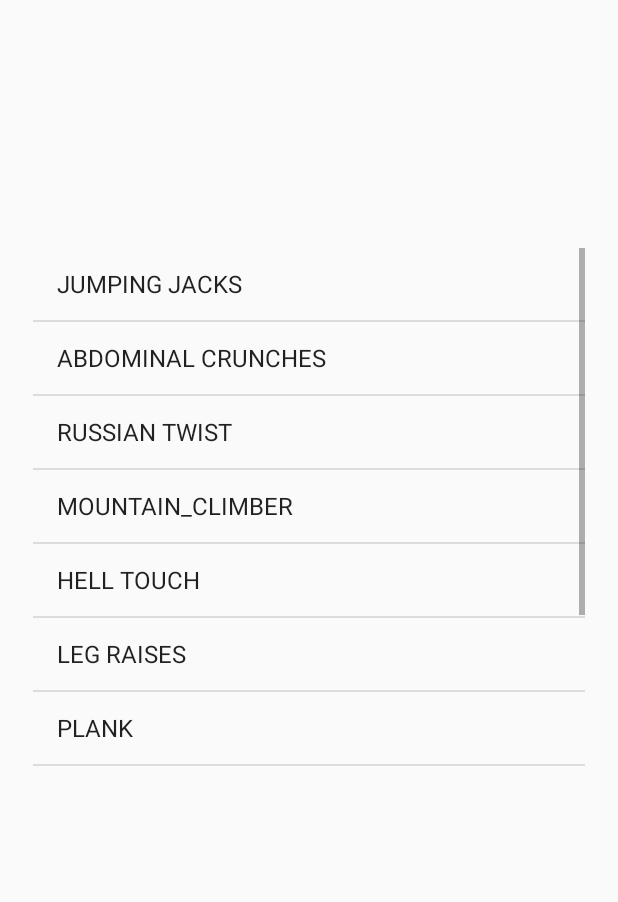
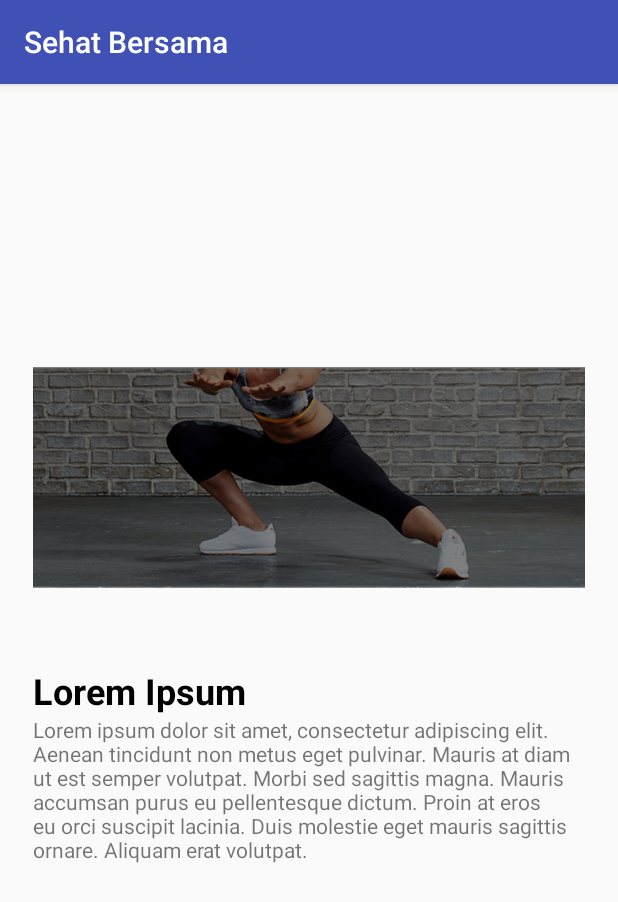
Before and after one commit to wyuuta/android-sehat-bersama, an Android app: the CourseActivity screen opened directly, with no data from a screen before it, after a tap on "JUMPING JACKS", on a phone screen of 412 x 824 dp. Shown: the top 902 px of the screen. Run offline under Robolectric (Android 15) with nearby library versions, the phone set to English and light mode, and no system bars.

Commit message:
Connect CourseActivity with CourseDetailActivity

```diff
--- a/app/build.gradle
+++ b/app/build.gradle
@@ -24,7 +24,7 @@ android {
 
 dependencies {
     implementation fileTree(dir: 'libs', include: ['*.jar'])
-    implementation"org.jetbrains.kotlin:kotlin-stdlib-jre7:$kotlin_version"
+    implementation "org.jetbrains.kotlin:kotlin-stdlib-jre7:$kotlin_version"
     implementation 'com.android.support:appcompat-v7:26.1.0'
     implementation 'com.android.support.constraint:constraint-layout:1.1.0'
     implementation 'com.android.support:support-annotations:27.1.1'
--- a/app/src/main/AndroidManifest.xml
+++ b/app/src/main/AndroidManifest.xml
@@ -16,7 +16,8 @@
                 <category android:name="android.intent.category.LAUNCHER" />
             </intent-filter>
         </activity>
-        <activity android:name=".CourseActivity"></activity>
+        <activity android:name=".CourseActivity" />
+        <activity android:name=".CourseDetailActivity"></activity>
     </application>
 
 </manifest>
--- a/app/src/main/java/com/example/yuuta/sehatbersama/CourseActivity.kt
+++ b/app/src/main/java/com/example/yuuta/sehatbersama/CourseActivity.kt
@@ -1,7 +1,10 @@
 package com.example.yuuta.sehatbersama
 
 import android.app.ListActivity
+import android.content.Intent
 import android.os.Bundle
+import android.view.View
+import android.widget.AdapterView
 import android.widget.ArrayAdapter
 import android.widget.Toast
 
@@ -18,6 +21,9 @@ class CourseActivity : ListActivity() {
         val moves = arrayOf("JUMPING JACKS", "ABDOMINAL CRUNCHES", "RUSSIAN TWIST", "MOUNTAIN_CLIMBER", "HELL TOUCH", "LEG RAISES", "PLANK", "COBRA STRETCH", "SPINE LUMBAR TWIST STRETCH LEFT", "SPINE LUMBAR TWIST STRETCH RIGHT")
         val adapter: ArrayAdapter<String> = ArrayAdapter<String>(listView.context, android.R.layout.simple_list_item_1, moves)
         listView.adapter = adapter
+        listView.onItemClickListener = AdapterView.OnItemClickListener { adapterView, view, i, l ->
+            courseDetailPage(view)
+        }
     }
 
     private fun setData() {
@@ -25,4 +31,9 @@ class CourseActivity : ListActivity() {
         val myToast = Toast.makeText(this, courseId.toString(), Toast.LENGTH_SHORT)
         myToast.show()
     }
+
+    fun courseDetailPage(view: View) {
+        val detailPage = Intent(this, CourseDetailActivity::class.java)
+        startActivity(detailPage)
+    }
 }
--- /dev/null
+++ b/app/src/main/java/com/example/yuuta/sehatbersama/CourseDetailActivity.kt
@@ -0,0 +1,12 @@
+package com.example.yuuta.sehatbersama
+
+import android.os.Bundle
+import android.support.v7.app.AppCompatActivity
+
+class CourseDetailActivity : AppCompatActivity() {
+
+    override fun onCreate(savedInstanceState: Bundle?) {
+        super.onCreate(savedInstanceState)
+        setContentView(R.layout.activity_course_detail)
+    }
+}
--- a/app/src/main/java/com/example/yuuta/sehatbersama/MainActivity.kt
+++ b/app/src/main/java/com/example/yuuta/sehatbersama/MainActivity.kt
@@ -12,7 +12,7 @@ class MainActivity : AppCompatActivity() {
         setContentView(R.layout.activity_main)
     }
 
-    fun detailPage(id: Int) {
+    fun coursePage(id: Int) {
         val courseIntent = Intent(this, CourseActivity::class.java)
         courseIntent.putExtra(CourseActivity.WORKOUT_ID, id)
 
@@ -20,23 +20,23 @@ class MainActivity : AppCompatActivity() {
     }
 
     fun chestCourse(view: View) {
-        detailPage(1)
+        coursePage(1)
     }
 
     fun absCourse(view: View) {
-        detailPage(2)
+        coursePage(2)
     }
 
     fun armCourse(view: View) {
-        detailPage(3)
+        coursePage(3)
     }
 
     fun legCourse(view: View) {
-        detailPage(4)
+        coursePage(4)
     }
 
     fun shoulderCourse(view: View) {
-        detailPage(5)
+        coursePage(5)
     }
 
 }
--- /dev/null
+++ b/app/src/main/res/layout/activity_course_detail.xml
@@ -0,0 +1,41 @@
+<?xml version="1.0" encoding="utf-8"?>
+<android.support.constraint.ConstraintLayout xmlns:android="http://schemas.android.com/apk/res/android"
+    xmlns:app="http://schemas.android.com/apk/res-auto"
+    xmlns:tools="http://schemas.android.com/tools"
+    android:layout_width="match_parent"
+    android:layout_height="match_parent"
+    tools:context=".CourseDetailActivity">
+
+    <LinearLayout
+        android:layout_width="368dp"
+        android:layout_height="495dp"
+        android:orientation="vertical"
+        app:layout_constraintBottom_toBottomOf="parent"
+        app:layout_constraintLeft_toLeftOf="parent"
+        app:layout_constraintRight_toRightOf="parent"
+        app:layout_constraintTop_toTopOf="parent"
+        tools:layout_editor_absoluteX="8dp"
+        tools:layout_editor_absoluteY="8dp">
+
+        <ImageView
+            android:id="@+id/imageView"
+            android:layout_width="match_parent"
+            android:layout_height="wrap_content"
+            app:srcCompat="@drawable/leg" />
+
+        <TextView
+            android:id="@+id/textView"
+            android:layout_width="match_parent"
+            android:layout_height="wrap_content"
+            android:text="@string/lorem_ipsum_title"
+            android:textColor="@android:color/black"
+            android:textSize="24sp"
+            android:textStyle="bold" />
+
+        <TextView
+            android:id="@+id/textView2"
+            android:layout_width="match_parent"
+            android:layout_height="wrap_content"
+            android:text="@string/lorem_ipsum" />
+    </LinearLayout>
+</android.support.constraint.ConstraintLayout>
--- a/app/src/main/res/values/strings.xml
+++ b/app/src/main/res/values/strings.xml
@@ -1,3 +1,5 @@
 <resources>
     <string name="app_name">Sehat Bersama</string>
+    <string name="lorem_ipsum_title">Lorem Ipsum</string>
+    <string name="lorem_ipsum">Lorem ipsum dolor sit amet, consectetur adipiscing elit. Aenean tincidunt non metus eget pulvinar. Mauris at diam ut est semper volutpat. Morbi sed sagittis magna. Mauris accumsan purus eu pellentesque dictum. Proin at eros eu orci suscipit lacinia. Duis molestie eget mauris sagittis ornare. Aliquam erat volutpat.</string>
 </resources>
```
